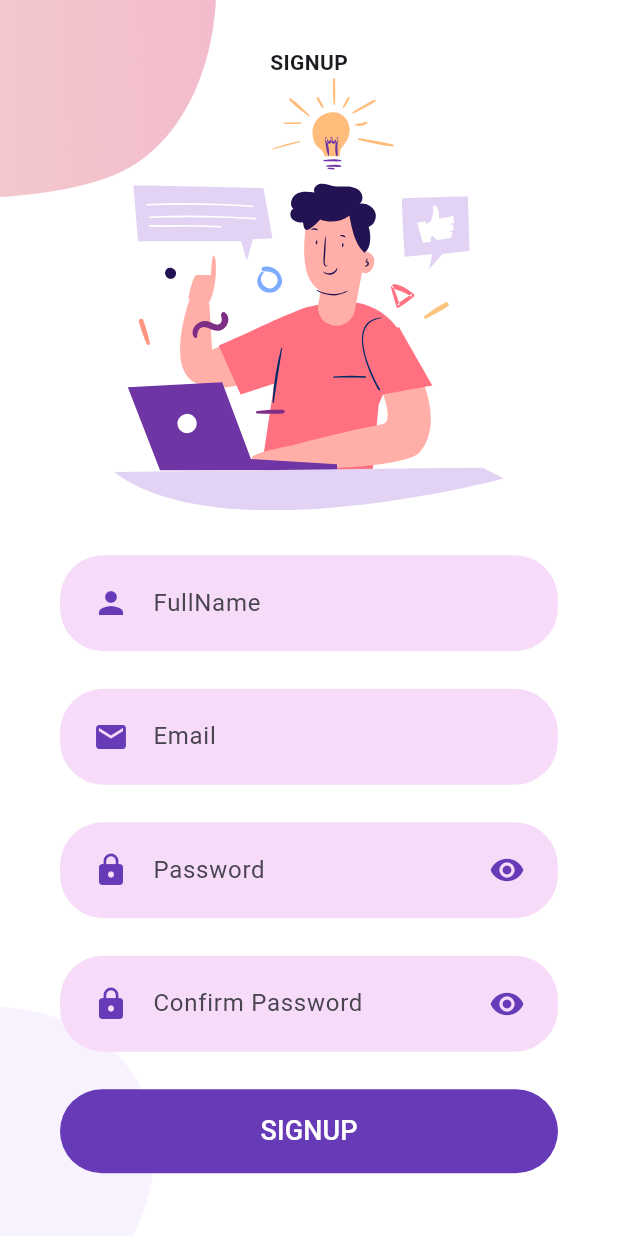
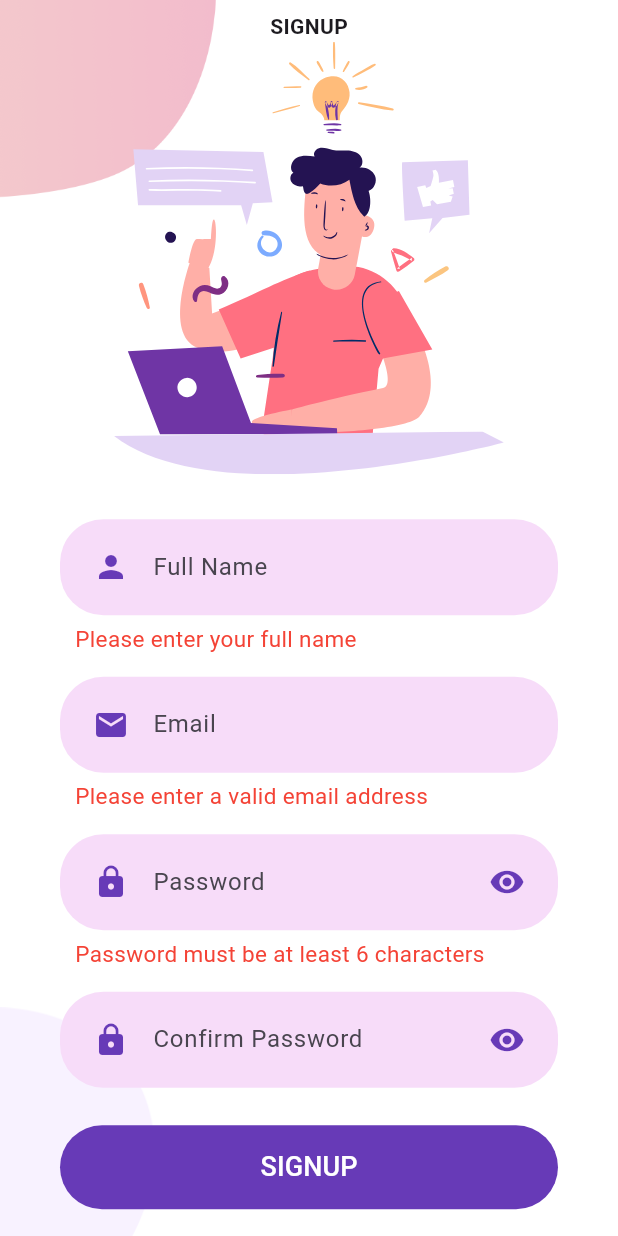
Before and after one commit to peerapattop/posmobile-flutter, a Flutter app: the SignUp screen opened directly, after a tap on "SIGNUP", on a phone screen of 412 x 824 dp. Run offline on Flutter 3.47's test engine with Material 3 defaults, Android fonts, the phone set to English and light mode, and no system bars; our stand-ins replace awesome_snackbar_content, flutter_svg, iconsax.

Commit message:
validation data in signup page

```diff
--- a/lib/screens/signup_screen.dart
+++ b/lib/screens/signup_screen.dart
@@ -17,10 +17,20 @@ class SignUp extends StatefulWidget {
 }
 
 class _RegisterState extends State<SignUp> {
+  final _formKey = GlobalKey<FormState>();
+
   final _fullNameController = TextEditingController();
   final _passwordController = TextEditingController();
+  final _confirmPasswordController = TextEditingController();
   final _emailController = TextEditingController();
+
+  late String _fullNameError = '';
+  late String _emailError = '';
+  late String _passwordError = '';
+  late String _confirmPasswordError = '';
+
   late SignupService _registrationService;
+
   @override
   void initState() {
     super.initState();
@@ -29,18 +39,50 @@ class _RegisterState extends State<SignUp> {
   }
 
   void _register() async {
-    final fullName = _fullNameController.text.trim();
-    final password = _passwordController.text.trim();
-    final email = _emailController.text.trim();
+    setState(() {
+      _fullNameError = '';
+      _emailError = '';
+      _passwordError = '';
+      _confirmPasswordError = '';
+    });
 
-    if (fullName.isEmpty || password.isEmpty || email.isEmpty) {
-      print('Please fill in all fields.');
+    bool hasError = false;
+
+    if (_fullNameController.text.trim().isEmpty) {
+      setState(() {
+        _fullNameError = 'Please enter your full name';
+      });
+      hasError = true;
+    }
+    if (_emailController.text.trim().isEmpty ||
+        !RegExp(r'^[^@]+@[^@]+\.[^@]+').hasMatch(_emailController.text)) {
+      setState(() {
+        _emailError = 'Please enter a valid email address';
+      });
+      hasError = true;
+    }
+    if (_passwordController.text.length < 6) {
+      setState(() {
+        _passwordError = 'Password must be at least 6 characters';
+      });
+      hasError = true;
+    }
+    if (_confirmPasswordController.text != _passwordController.text) {
+      setState(() {
+        _confirmPasswordError = 'Passwords do not match';
+      });
+      hasError = true;
+    }
+
+    if (hasError) {
+      print('Validation failed');
       return;
     }
+
     final data = {
-      'fullName': fullName,
-      'password': password,
-      'email': email,
+      'fullName': _fullNameController.text,
+      'email': _emailController.text,
+      'password': _passwordController.text,
     };
 
     try {
@@ -53,14 +95,16 @@ class _RegisterState extends State<SignUp> {
       );
       Navigator.pushReplacement(
         context,
-        MaterialPageRoute(
-            builder: (context) => const Login()),
+        MaterialPageRoute(builder: (context) => const Login()),
       );
-
-      // คุณสามารถแสดงข้อความแจ้งเตือนหรือเปลี่ยนเส้นทางผู้ใช้ที่นี่
     } catch (e) {
-      // จัดการข้อผิดพลาด
       print('Error: $e');
+      ScaffoldMessenger.of(context).showSnackBar(
+        SnackBar(
+          content: Text('Registration failed: $e'),
+          backgroundColor: Colors.red,
+        ),
+      );
     }
   }
 
@@ -91,7 +135,9 @@ class _RegisterState extends State<SignUp> {
                   width: size.width * 0.25,
                 ),
               ),
-              Column(
+              Form(
+                key: _formKey,
+                child: Column(
                   crossAxisAlignment: CrossAxisAlignment.center,
                   mainAxisAlignment: MainAxisAlignment.center,
                   children: [
@@ -105,46 +151,123 @@ class _RegisterState extends State<SignUp> {
                         height: size.height * 0.35),
                     const SizedBox(height: 30),
                     Padding(
-                    padding:
-                        const EdgeInsets.only(right: 40, left: 40, bottom: 25),
-                    child: CustomInput(
+                      padding: const EdgeInsets.symmetric(horizontal: 40),
+                      child: Column(
+                        crossAxisAlignment: CrossAxisAlignment.start,
+                        children: [
+                          CustomInput(
                             controller: _fullNameController,
                             prefixIcon: Icons.person,
-                      hintText: 'FullName',
+                            hintText: 'Full Name',
                             keyboardType: TextInputType.text,
+                            onChanged: (value) {
+                              if (value.isNotEmpty &&
+                                  _fullNameError.isNotEmpty) {
+                                setState(() {
+                                  _fullNameError = '';
+                                });
+                              }
+                            },
+                          ),
+                          if (_fullNameError.isNotEmpty)
+                            Padding(
+                              padding: const EdgeInsets.only(left: 10, top: 5),
+                              child: Text(
+                                _fullNameError,
+                                style: const TextStyle(
+                                  color: Colors.red,
+                                  fontSize: 15,
                                 ),
                               ),
-                  Padding(
-                    padding:
-                        const EdgeInsets.only(right: 40, left: 40, bottom: 25),
-                    child: CustomInput(
+                            ),
+                          const SizedBox(height: 15), // ระยะห่างระหว่างฟิลด์
+                          CustomInput(
                             controller: _emailController,
                             prefixIcon: Icons.email,
                             hintText: 'Email',
                             keyboardType: TextInputType.emailAddress,
+                            onChanged: (value) {
+                              if (value.isNotEmpty && _emailError.isNotEmpty) {
+                                setState(() {
+                                  _emailError = '';
+                                });
+                              }
+                            },
+                          ),
+                          if (_emailError.isNotEmpty)
+                            Padding(
+                              padding: const EdgeInsets.only(left: 10, top: 5),
+                              child: Text(
+                                _emailError,
+                                style: const TextStyle(
+                                  color: Colors.red,
+                                  fontSize: 15,
                                 ),
                               ),
-                  Padding(
-                    padding:
-                        const EdgeInsets.only(right: 40, left: 40, bottom: 25),
-                    child: CustomInput(
+                            ),
+                          const SizedBox(height: 15), // ระยะห่างระหว่างฟิลด์
+                          CustomInput(
                             controller: _passwordController,
                             obscureText: true,
                             prefixIcon: Icons.lock,
                             suffixIcon: Icons.visibility,
                             hintText: 'Password',
                             keyboardType: TextInputType.visiblePassword,
+                            onChanged: (value) {
+                              if (value.isNotEmpty &&
+                                  _passwordError.isNotEmpty) {
+                                setState(() {
+                                  _passwordError = '';
+                                });
+                              }
+                            },
+                          ),
+                          if (_passwordError.isNotEmpty)
+                            Padding(
+                              padding: const EdgeInsets.only(left: 10, top: 5),
+                              child: Text(
+                                _passwordError,
+                                style: const TextStyle(
+                                  color: Colors.red,
+                                  fontSize: 15,
                                 ),
                               ),
-                  Padding(
-                    padding: const EdgeInsets.only(right: 40, left: 40),
-                    child: CustomInput(
-                      controller: _passwordController,
+                            ),
+                          const SizedBox(height: 15), // ระยะห่างระหว่างฟิลด์
+                          CustomInput(
+                            controller: _confirmPasswordController,
                             obscureText: true,
                             prefixIcon: Icons.lock,
                             suffixIcon: Icons.visibility,
                             hintText: 'Confirm Password',
                             keyboardType: TextInputType.visiblePassword,
+                            onChanged: (value) {
+                              // ตรวจสอบว่า password และ confirm password ตรงกันหรือไม่
+                              if (_passwordController.text !=
+                                  _confirmPasswordController.text) {
+                                setState(() {
+                                  _confirmPasswordError =
+                                      'Passwords do not match';
+                                });
+                              } else {
+                                setState(() {
+                                  _confirmPasswordError = '';
+                                });
+                              }
+                            },
+                          ),
+                          if (_confirmPasswordError.isNotEmpty)
+                            Padding(
+                              padding: const EdgeInsets.only(left: 10, top: 5),
+                              child: Text(
+                                _confirmPasswordError,
+                                style: const TextStyle(
+                                  color: Colors.red,
+                                  fontSize: 15,
+                                ),
+                              ),
+                            ),
+                        ],
                       ),
                     ),
                     Padding(
@@ -158,6 +281,7 @@ class _RegisterState extends State<SignUp> {
                       ),
                     ),
                   ],
+                ),
               )
             ],
           ),
--- a/lib/widgets/custom_input.dart
+++ b/lib/widgets/custom_input.dart
@@ -7,6 +7,7 @@ class CustomInput extends StatelessWidget {
   final TextInputType keyboardType;
   final IconData? prefixIcon;
   final IconData? suffixIcon;
+  final Function(String)? onChanged;
 
   const CustomInput({
     super.key,
@@ -16,6 +17,7 @@ class CustomInput extends StatelessWidget {
     this.keyboardType = TextInputType.text,
     this.prefixIcon,
     this.suffixIcon,
+    this.onChanged,
   });
 
   @override
@@ -30,10 +32,12 @@ class CustomInput extends StatelessWidget {
         controller: controller,
         obscureText: obscureText,
         keyboardType: keyboardType,
+        onChanged: onChanged,
         decoration: InputDecoration(
           hintText: hintText,
           border: InputBorder.none,
-          contentPadding: const EdgeInsets.symmetric(horizontal: 20, vertical: 15),
+          contentPadding:
+              const EdgeInsets.symmetric(horizontal: 20, vertical: 15),
           prefixIcon: prefixIcon != null
               ? Icon(prefixIcon, color: Colors.deepPurple)
               : null,
```
Lines whose indentation alone changed are shown as unchanged.
